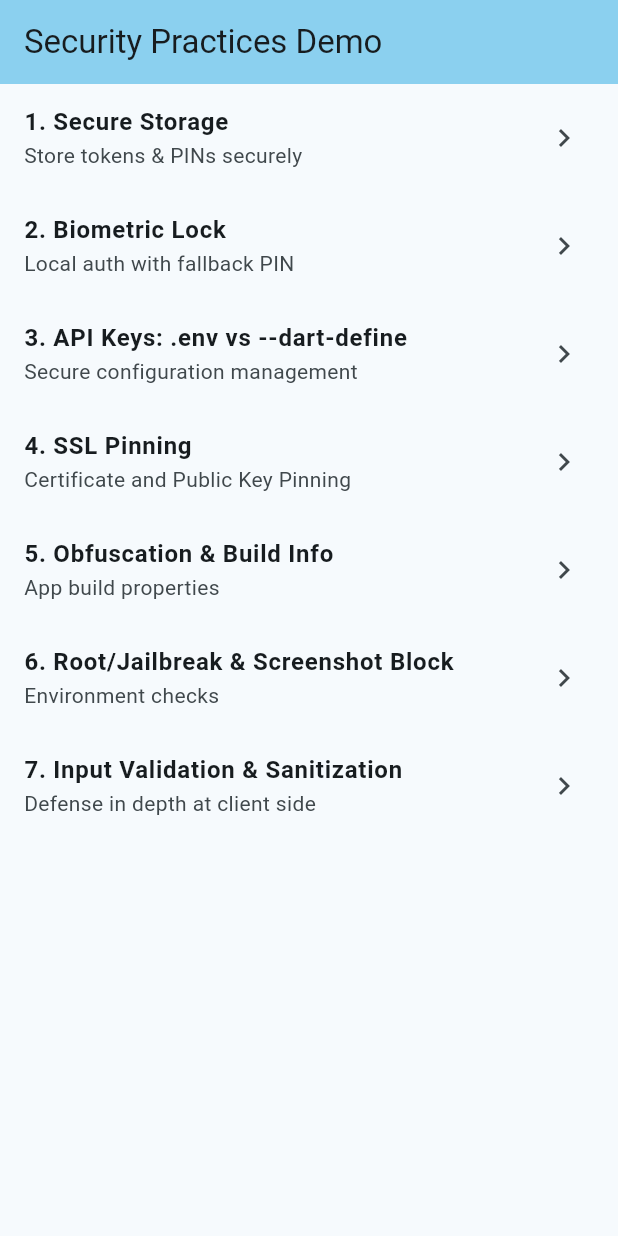
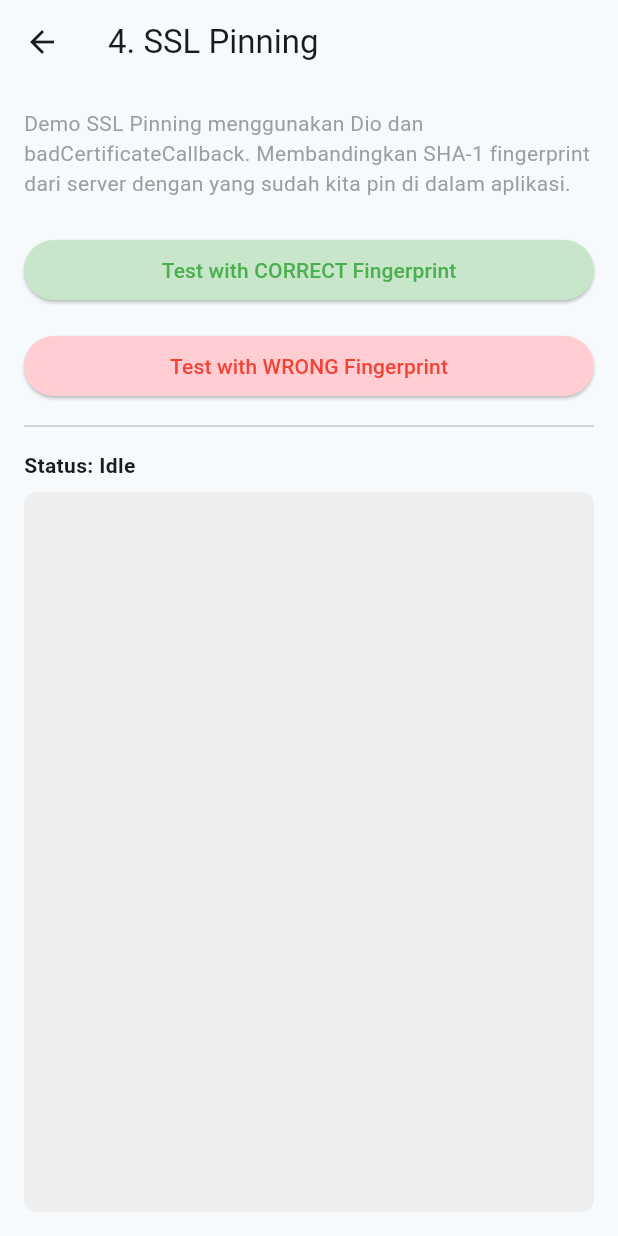
Before and after one commit to WagyuuA5/Flutter_Security_Practices, a Flutter app: the screen it shows after launch, after a tap on "4. SSL Pinning", on a phone screen of 412 x 824 dp. Run offline on Flutter 3.47's test engine with Material 3 defaults, Android fonts, the phone set to English and light mode, and no system bars; our stand-ins replace dio, flutter_dotenv, flutter_secure_storage, local_auth; network calls fail.

Commit message:
feat: implement SSL pinning demo using dio and badCertificateCallback

```diff
--- /dev/null
+++ b/lib/features/ssl_pinning/presentation/ssl_pinning_screen.dart
@@ -0,0 +1,117 @@
+import 'dart:io';
+import 'package:flutter/material.dart';
+import 'package:dio/dio.dart';
+import 'package:dio/io.dart';
+
+class SslPinningScreen extends StatefulWidget {
+  const SslPinningScreen({super.key});
+
+  @override
+  State<SslPinningScreen> createState() => _SslPinningScreenState();
+}
+
+class _SslPinningScreenState extends State<SslPinningScreen> {
+  String _status = 'Idle';
+  String _response = '';
+
+  // Untuk demo, kita gunakan SHA-1 karena tersedia langsung di X509Certificate (dart:io).
+  // Di production, disarankan menggunakan SHA-256 (bisa di-hash dari cert.der menggunakan package crypto).
+  final String _expectedSha1 = '88 F4 0C 04 94 1C 2E A2 D5 7F FF C4 55 ED 17 E3 E6 92 BE B5';
+
+  final String _wrongSha1 = '00 11 22 33 44 55 66 77 88 99 AA BB CC DD EE FF 00 11 22 33';
+
+  Future<void> _fetchData({required bool useCorrectFingerprint}) async {
+    setState(() {
+      _status = 'Fetching...';
+      _response = '';
+    });
+
+    final dio = Dio();
+    final fingerprintToMatch = useCorrectFingerprint ? _expectedSha1 : _wrongSha1;
+
+    dio.httpClientAdapter = IOHttpClientAdapter(
+      createHttpClient: () {
+        final client = HttpClient();
+        // Menggunakan badCertificateCallback untuk validasi fingerprint secara manual
+        client.badCertificateCallback = (X509Certificate cert, String host, int port) {
+          final certFingerprint = cert.sha1
+              .map((byte) => byte.toRadixString(16).padLeft(2, '0').toUpperCase())
+              .join(' ');
+
+          if (certFingerprint == fingerprintToMatch) {
+            return true; // Valid, lanjutkan
+          }
+          return false; // Invalid, tolak koneksi
+        };
+        return client;
+      },
+    );
+
+    try {
+      final res = await dio.get('https://jsonplaceholder.typicode.com/posts/1');
+      setState(() {
+        _status = 'Success (Pinning OK)';
+        _response = res.data.toString();
+      });
+    } on DioException catch (e) {
+      setState(() {
+        _status = 'Failed (Pinning Rejected)';
+        _response = e.message ?? e.toString();
+      });
+    } catch (e) {
+      setState(() {
+        _status = 'Error';
+        _response = e.toString();
+      });
+    }
+  }
+
+  @override
+  Widget build(BuildContext context) {
+    return Scaffold(
+      appBar: AppBar(title: const Text('4. SSL Pinning')),
+      body: Padding(
+        padding: const EdgeInsets.all(16.0),
+        child: Column(
+          crossAxisAlignment: CrossAxisAlignment.stretch,
+          children: [
+            const Text(
+              'Demo SSL Pinning menggunakan Dio dan badCertificateCallback. Membandingkan SHA-1 fingerprint dari server dengan yang sudah kita pin di dalam aplikasi.',
+              style: TextStyle(color: Colors.grey),
+            ),
+            const SizedBox(height: 24),
+            ElevatedButton(
+              onPressed: () => _fetchData(useCorrectFingerprint: true),
+              style: ElevatedButton.styleFrom(backgroundColor: Colors.green.shade100),
+              child: const Text('Test with CORRECT Fingerprint', style: TextStyle(color: Colors.green)),
+            ),
+            const SizedBox(height: 16),
+            ElevatedButton(
+              onPressed: () => _fetchData(useCorrectFingerprint: false),
+              style: ElevatedButton.styleFrom(backgroundColor: Colors.red.shade100),
+              child: const Text('Test with WRONG Fingerprint', style: TextStyle(color: Colors.red)),
+            ),
+            const Divider(height: 32),
+            Text('Status: $_status', style: const TextStyle(fontWeight: FontWeight.bold)),
+            const SizedBox(height: 8),
+            Expanded(
+              child: Container(
+                padding: const EdgeInsets.all(8),
+                decoration: BoxDecoration(
+                  color: Colors.grey.shade200,
+                  borderRadius: BorderRadius.circular(8),
+                ),
+                child: SingleChildScrollView(
+                  child: Text(
+                    _response,
+                    style: const TextStyle(fontFamily: 'monospace', fontSize: 12),
+                  ),
+                ),
+              ),
+            ),
+          ],
+        ),
+      ),
+    );
+  }
+}
--- a/lib/main.dart
+++ b/lib/main.dart
@@ -1,3 +1,4 @@
+import 'package:flutter_security_practices/features/ssl_pinning/presentation/ssl_pinning_screen.dart';
 import 'package:flutter_security_practices/features/api_keys/presentation/api_keys_screen.dart';
 import 'package:flutter_dotenv/flutter_dotenv.dart';
 import 'package:flutter_security_practices/features/biometric/presentation/biometric_lock_screen.dart';
@@ -67,7 +68,7 @@ class HomeScreen extends StatelessWidget {
             title: '4. SSL Pinning',
             subtitle: 'Certificate and Public Key Pinning',
             onTap: () {
-              // TODO: Navigate to SSL Pinning Demo
+              Navigator.push(context, MaterialPageRoute(builder: (context) => const SslPinningScreen()));
             },
           ),
           _buildMenuTile(
--- a/pubspec.yaml
+++ b/pubspec.yaml
@@ -37,6 +37,7 @@ dependencies:
   flutter_secure_storage: ^11.1.1
   local_auth: ^3.0.2
   flutter_dotenv: ^6.0.1
+  dio: ^5.11.1
 
 dev_dependencies:
   flutter_test:
```
Also changed, not shown: pubspec.lock, 2 other files.
